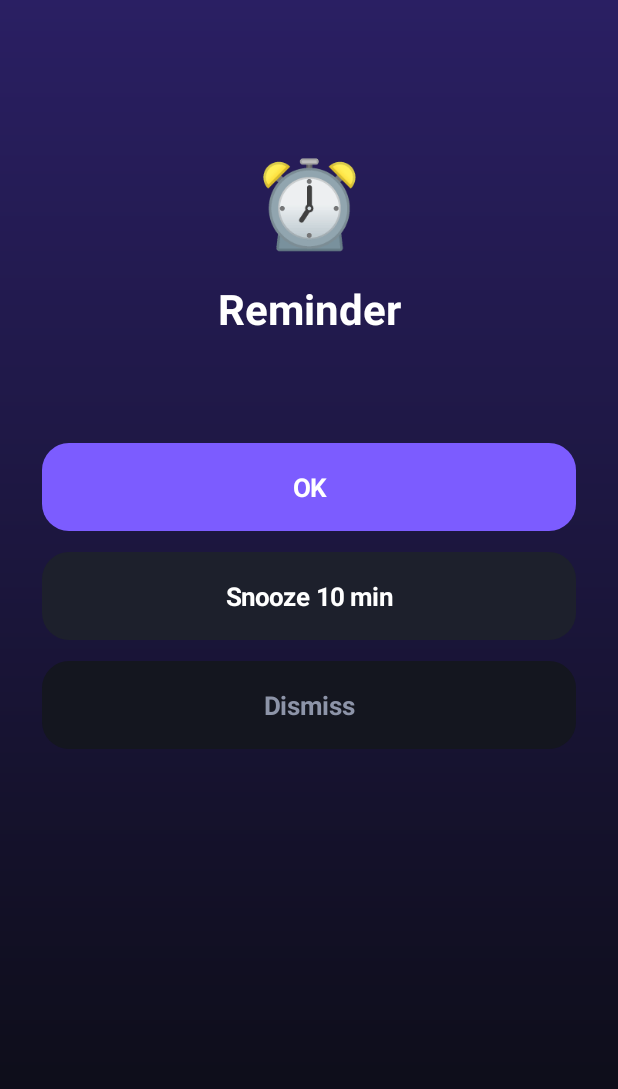
After one commit to sleepy-dim/FixYorself, an Android app built with Jetpack Compose: the ReminderPopup screen opened directly, with no data from a screen before it, on a phone screen of 412 x 824 dp. The commit adds this screen. Shown: the top 1089 px of the screen. Run offline under Robolectric (Android 15) with nearby library versions, the phone set to English and light mode, and no system bars.

Commit message:
Add files via upload

```diff
--- a/app/build.gradle.kts
+++ b/app/build.gradle.kts
@@ -9,8 +9,8 @@ android {
         applicationId = "com.lifelock.app"
         minSdk = 26
         targetSdk = 34
-        versionCode = 18
-        versionName = "3.9.3"
+        versionCode = 20
+        versionName = "3.11"
     }
     signingConfigs {
         getByName("debug") {
--- a/app/src/main/AndroidManifest.xml
+++ b/app/src/main/AndroidManifest.xml
@@ -2,6 +2,7 @@
     <uses-permission android:name="android.permission.POST_NOTIFICATIONS" />
     <uses-permission android:name="android.permission.RECEIVE_BOOT_COMPLETED" />
     <uses-permission android:name="android.permission.SYSTEM_ALERT_WINDOW" />
+    <uses-permission android:name="android.permission.USE_FULL_SCREEN_INTENT" />
     <uses-permission android:name="android.permission.FOREGROUND_SERVICE" />
     <uses-permission android:name="android.permission.FOREGROUND_SERVICE_SPECIAL_USE" />
     <uses-permission android:name="android.permission.PACKAGE_USAGE_STATS" />
@@ -31,6 +32,9 @@
         <activity android:name=".BlockActivity" android:exported="false"
             android:launchMode="singleTask" android:taskAffinity=""
             android:excludeFromRecents="true" />
+        <activity android:name=".ReminderPopup" android:exported="false"
+            android:launchMode="singleTask" android:taskAffinity=""
+            android:excludeFromRecents="true" android:showWhenLocked="true" android:turnScreenOn="true" />
         <service android:name=".GuardService" android:exported="true"
             android:label="LifeLock Guard"
             android:permission="android.permission.BIND_ACCESSIBILITY_SERVICE">
@@ -61,6 +65,7 @@
             <intent-filter><action android:name="android.service.quicksettings.action.QS_TILE" /></intent-filter>
         </service>
         <receiver android:name=".ReminderReceiver" android:exported="false" />
+        <receiver android:name=".SnoozeReceiver" android:exported="false" />
         <receiver android:name=".DailyReceiver" android:exported="false" />
         <receiver android:name=".HabitActionReceiver" android:exported="false" />
         <receiver android:name=".BootReceiver" android:exported="true">
--- a/app/src/main/java/com/lifelock/app/GuardService.kt
+++ b/app/src/main/java/com/lifelock/app/GuardService.kt
@@ -92,6 +92,7 @@ class GuardService : AccessibilityService() {
         if (p != packageName && !isUserApp(p)) return   // system overlays never count as "the current app"
         events++
         Store.bump(this, "events")
+        if (!Store.hasRules(this)) { fg = p; return }
         if (p != fg) {
             accrue(); Store.flushUsage(this); fg = p
             if (sysUsage()) syncFg(p, false)
--- a/app/src/main/java/com/lifelock/app/Habits.kt
+++ b/app/src/main/java/com/lifelock/app/Habits.kt
@@ -107,10 +107,10 @@ fun HabitsScreen(ver: Int, now: Long, sub: Int, onSub: (Int) -> Unit, go: (Page)
                     }
                 }
             }
-            if (hs.isEmpty()) item { EmptyState("🌱", "No habits yet", "Start from a template: Drink water, Walk break, Calories, Steps…") }
+            if (hs.isEmpty()) item { EmptyState("🌱", "No habits yet", "Start from a template: Drink water, Walk break, Calories, Steps…", "Add a habit") { go(Page.HabitEdit(null)) } }
             items(hs, key = { it.id }) { h -> HabitCard(h, t, ver, go, bump) }
         } else {
-            if (trs.isEmpty()) item { EmptyState("📈", "No targets yet", "Track weight, push-ups, running distance or savings. The app picks the +/− jumps for you.") }
+            if (trs.isEmpty()) item { EmptyState("📈", "No targets yet", "Track weight, push-ups, running distance or savings. The app picks the +/− jumps for you.", "Add a target") { go(Page.TargetEdit(null)) } }
             items(trs, key = { it.id }) { tr -> TargetCard(tr, ver, go, bump) }
         }
     }
--- a/app/src/main/java/com/lifelock/app/MainActivity.kt
+++ b/app/src/main/java/com/lifelock/app/MainActivity.kt
@@ -151,7 +151,7 @@ fun Root(startKey: Int, visible: Boolean, launch: String?, consumed: () -> Unit)
         now = System.currentTimeMillis()
         var day = Store.today()
         while (true) {
-            delay(if (Store.focusUntil(c) > System.currentTimeMillis()) 1000L else 10000L)
+            delay(if (Store.focusUntil(c) > System.currentTimeMillis()) 1000L else 30000L)
             now = System.currentTimeMillis()
             if (Store.today() != day) { day = Store.today(); Store.rollover(c); ver++ }
         }
--- /dev/null
+++ b/app/src/main/java/com/lifelock/app/ReminderPopup.kt
@@ -0,0 +1,102 @@
+package com.lifelock.app
+
+import android.app.Activity
+import android.app.NotificationManager
+import android.content.Intent
+import android.graphics.Typeface
+import android.graphics.drawable.GradientDrawable
+import android.os.Build
+import android.os.Bundle
+import android.os.Handler
+import android.os.Looper
+import android.view.Gravity
+import android.view.WindowManager
+import android.widget.LinearLayout
+import android.widget.ScrollView
+import android.widget.TextView
+import androidx.compose.ui.graphics.toArgb
+
+/**
+ * The pop-up used by the "Wake the screen" reminder style. It lights the screen over the lock screen with big buttons.
+ * Built from plain Views so it opens instantly and uses almost no battery; it closes itself after two minutes.
+ */
+class ReminderPopup : Activity() {
+    private val h = Handler(Looper.getMainLooper())
+
+    override fun onCreate(b: Bundle?) {
+        super.onCreate(b)
+        Pal.mode = Store.theme(this).let { if (it == 2 || it == 4) it else 1 }
+        if (Build.VERSION.SDK_INT >= 27) { setShowWhenLocked(true); setTurnScreenOn(true) }
+        else window.addFlags(WindowManager.LayoutParams.FLAG_SHOW_WHEN_LOCKED or WindowManager.LayoutParams.FLAG_TURN_SCREEN_ON)
+        render()
+    }
+
+    override fun onNewIntent(intent: Intent) {
+        super.onNewIntent(intent)
+        setIntent(intent)
+        render()
+    }
+
+    override fun onDestroy() {
+        h.removeCallbacksAndMessages(null)
+        super.onDestroy()
+    }
+
+    private fun dp(v: Int) = (v * resources.displayMetrics.density).toInt()
+    private fun rounded(color: Int, r: Int) = GradientDrawable().apply { setColor(color); cornerRadius = dp(r).toFloat() }
+
+    private fun label(s: String, size: Float, color: Int, bold: Boolean = false) = TextView(this).apply {
+        text = s; textSize = size; setTextColor(color); gravity = Gravity.CENTER
+        if (bold) setTypeface(typeface, Typeface.BOLD)
+    }
+
+    private fun button(s: String, fill: Int, textColor: Int, onClick: () -> Unit) = TextView(this).apply {
+        this.text = s; textSize = 17f; setTextColor(textColor); gravity = Gravity.CENTER
+        setTypeface(typeface, Typeface.BOLD)
+        background = rounded(fill, 18)
+        setPadding(dp(16), dp(18), dp(16), dp(18))
+        layoutParams = LinearLayout.LayoutParams(-1, -2).apply { topMargin = dp(14) }
+        setOnClickListener { onClick() }
+    }
+
+    private fun render() {
+        h.removeCallbacksAndMessages(null)
+        val type = intent.getStringExtra("type") ?: "g"
+        val id = intent.getStringExtra("id") ?: ""
+        val title = intent.getStringExtra("title") ?: "Reminder"
+        val text = intent.getStringExtra("text") ?: ""
+        val amount = intent.getIntExtra("amount", 1)
+        val primary = intent.getStringExtra("label") ?: "OK"
+        val ink = Pal.ink.toArgb()
+
+        val root = LinearLayout(this).apply {
+            orientation = LinearLayout.VERTICAL
+            gravity = Gravity.CENTER_HORIZONTAL
+            setPadding(dp(28), dp(96), dp(28), dp(40))
+            background = GradientDrawable(GradientDrawable.Orientation.TOP_BOTTOM, intArrayOf(Pal.glow.toArgb(), Pal.bg.toArgb()))
+        }
+        root.addView(label("⏰", 56f, ink))
+        root.addView(label(title, 28f, ink, true).apply { setPadding(0, dp(16), 0, 0) })
+        root.addView(label(text, 17f, Pal.text2.toArgb()).apply { setPadding(0, dp(10), 0, dp(24)) })
+        root.addView(button(primary, Pal.accent.toArgb(), 0xFFFFFFFF.toInt()) {
+            val nm = getSystemService(NotificationManager::class.java)
+            when (type) {
+                "h" -> { Store.hAdd(this, id, amount); nm.cancel(Reminders.notifIdFor(type, id)); LifeWidget.refresh(this) }
+                "g" -> {
+                    if (id.isNotEmpty()) Store.checkIn(this, id)
+                    nm.cancel(1); LifeWidget.refresh(this)
+                }
+                else -> startActivity(Intent(this, MainActivity::class.java).putExtra("go", "targets").addFlags(Intent.FLAG_ACTIVITY_NEW_TASK))
+            }
+            finish()
+        })
+        root.addView(button("Snooze 10 min", Pal.card2.toArgb(), ink) {
+            Reminders.snooze(this, type, id, 10)
+            getSystemService(NotificationManager::class.java).cancel(Reminders.notifIdFor(type, id))
+            finish()
+        })
+        root.addView(button("Dismiss", Pal.card.toArgb(), Pal.muted.toArgb()) { finish() })
+        setContentView(ScrollView(this).apply { isFillViewport = true; setBackgroundColor(Pal.bg.toArgb()); addView(root) })
+        h.postDelayed({ finish() }, 120000L)
+    }
+}
```
Also changed, not shown: app/src/main/java/com/lifelock/app/Reminders.kt (+98 -14 lines), app/src/main/java/com/lifelock/app/Screens.kt (+48 -5 lines), app/src/main/java/com/lifelock/app/Store.kt (+11 -0 lines), app/src/main/java/com/lifelock/app/Theme.kt (+36 -12 lines).
